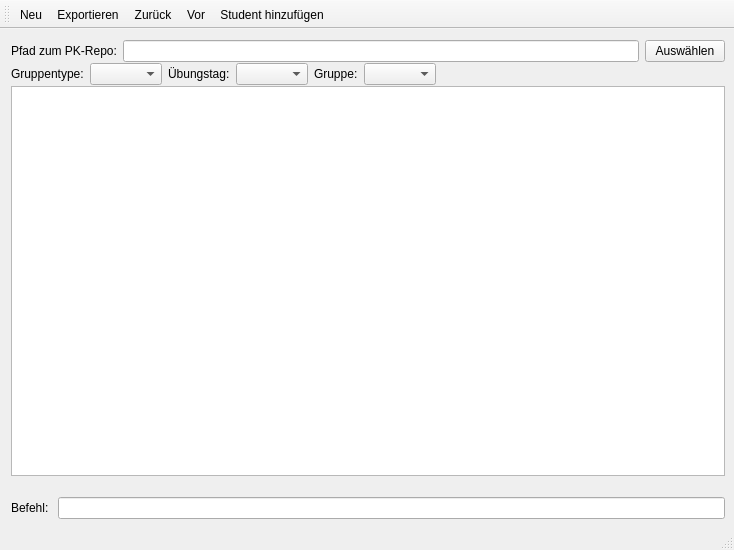
First picture: the form in mainwindow.ui, repository jakobkogler/pk-tool, before the edit.
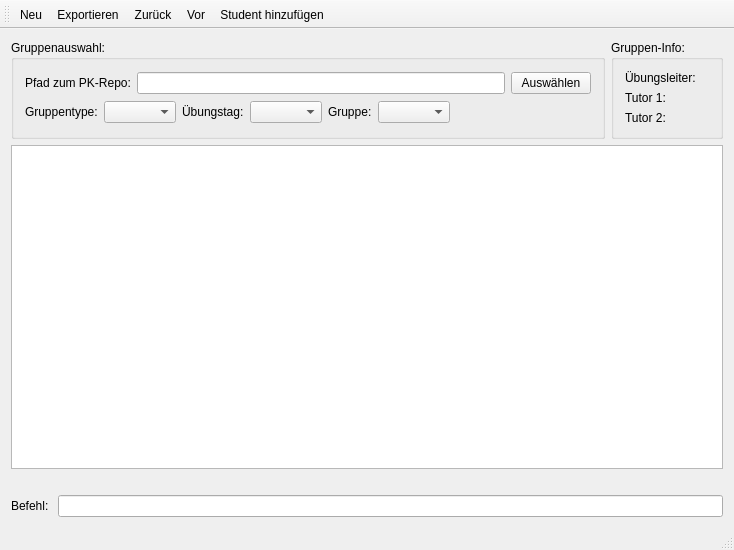
Second picture: the form after the edit.

Commit message: Show group infos (instructor and tutor names)

```diff
--- a/mainwindow.ui
+++ b/mainwindow.ui
@@ -14,16 +14,13 @@
    <string>PK Übungstool</string>
   </property>
   <widget class="QWidget" name="centralWidget">
-   <layout class="QVBoxLayout" name="verticalLayout" stretch="1,1,100,2">
-    <property name="spacing">
-     <number>1</number>
-    </property>
-    <property name="rightMargin">
-     <number>9</number>
-    </property>
-    <property name="bottomMargin">
-     <number>9</number>
-    </property>
+   <layout class="QGridLayout" name="gridLayout_2">
+    <item row="0" column="0">
+     <widget class="QGroupBox" name="groupBox_2">
+      <property name="title">
+       <string>Gruppenauswahl:</string>
+      </property>
+      <layout class="QVBoxLayout" name="verticalLayout">
     <item>
      <layout class="QHBoxLayout" name="horizontalLayout">
       <item>
@@ -96,7 +93,61 @@
       </item>
      </layout>
     </item>
-    <item>
+      </layout>
+     </widget>
+    </item>
+    <item row="0" column="1">
+     <widget class="QGroupBox" name="groupBox">
+      <property name="title">
+       <string>Gruppen-Info:</string>
+      </property>
+      <layout class="QGridLayout" name="gridLayout_3">
+       <item row="1" column="1">
+        <widget class="QLabel" name="label_tutor1_name">
+         <property name="text">
+          <string/>
+         </property>
+        </widget>
+       </item>
+       <item row="0" column="0">
+        <widget class="QLabel" name="label_instructor">
+         <property name="text">
+          <string>Übungsleiter:</string>
+         </property>
+        </widget>
+       </item>
+       <item row="0" column="1">
+        <widget class="QLabel" name="label_instructor_name">
+         <property name="text">
+          <string/>
+         </property>
+        </widget>
+       </item>
+       <item row="1" column="0">
+        <widget class="QLabel" name="label_tutor1">
+         <property name="text">
+          <string>Tutor 1:</string>
+         </property>
+        </widget>
+       </item>
+       <item row="2" column="1">
+        <widget class="QLabel" name="label_tutor2_name">
+         <property name="text">
+          <string/>
+         </property>
+        </widget>
+       </item>
+       <item row="2" column="0">
+        <widget class="QLabel" name="label_tutor2">
+         <property name="text">
+          <string>Tutor 2:</string>
+         </property>
+        </widget>
+       </item>
+      </layout>
+     </widget>
+    </item>
+    <item row="1" column="0" colspan="2">
      <widget class="QTableWidget" name="table_widget">
       <property name="focusPolicy">
        <enum>Qt::WheelFocus</enum>
@@ -109,7 +160,7 @@
       </attribute>
      </widget>
     </item>
-    <item>
+    <item row="2" column="0" colspan="2">
      <layout class="QGridLayout" name="gridLayout">
       <item row="1" column="1">
        <widget class="QLineEdit" name="console"/>
```
Lines whose indentation alone changed are shown as unchanged. The commit also changes 2 other files.
